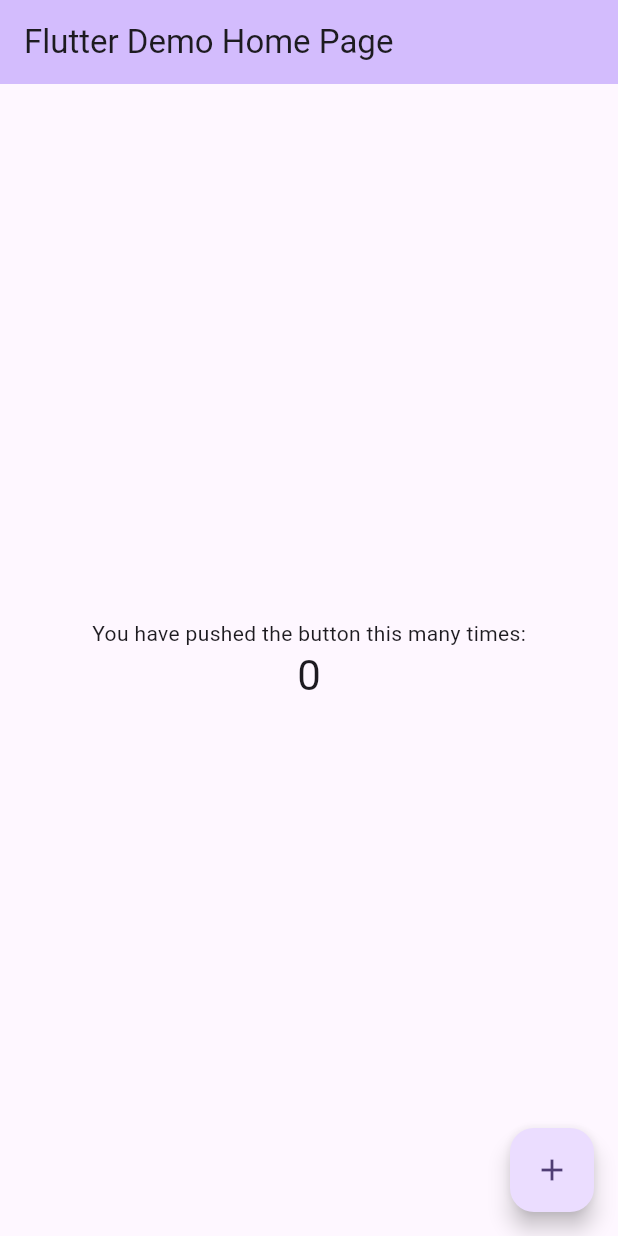
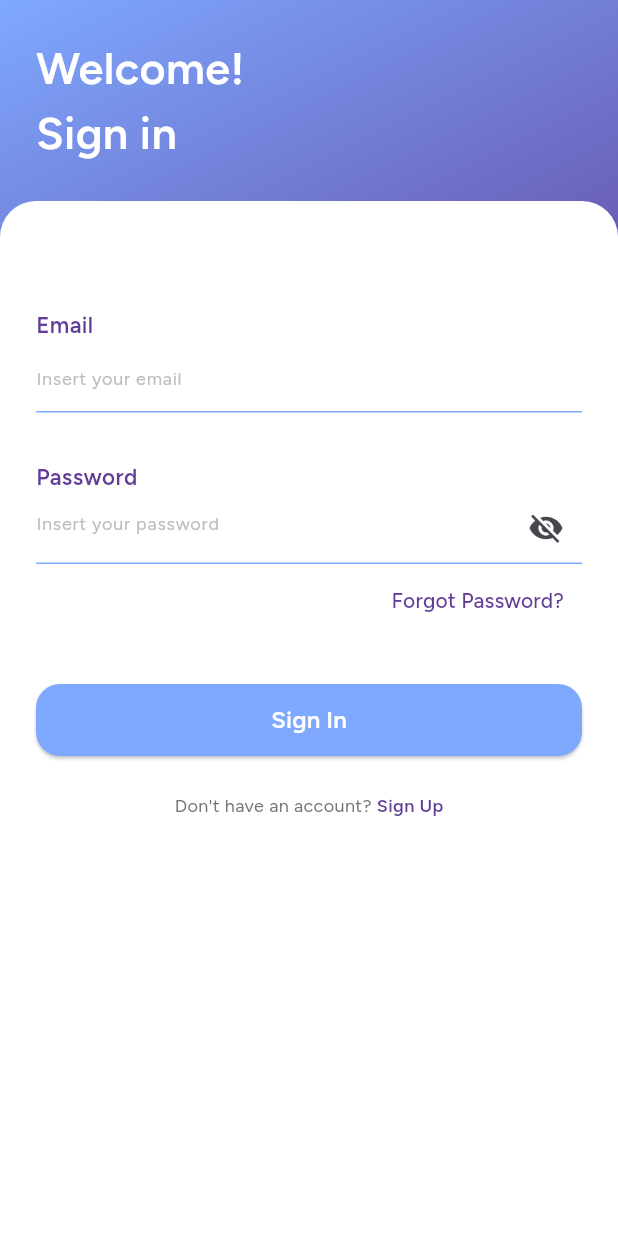
Before and after one commit to MessChery/allection, a Flutter app: the screen it shows after launch, on a phone screen of 412 x 824 dp. Run offline on Flutter 3.47's test engine with Material 3 defaults, Android fonts, the light colour scheme and no system bars; our stand-ins replace go_router, google_fonts.

Commit message:
feat: implement email regex validation and fix layout issues
- Add email validation regex pattern
- Display check icon when email is valid
- Show error message for invalid emails
- Fix Row/Column layout issues in form

```diff
--- /dev/null
+++ b/devtools_options.yaml
@@ -0,0 +1,3 @@
+description: This file stores settings for Dart & Flutter DevTools.
+documentation: https://docs.flutter.dev/tools/devtools/extensions#configure-extension-enablement-states
+extensions:
--- a/lib/main.dart
+++ b/lib/main.dart
@@ -1,106 +1,14 @@
+import 'package:allection/utils/router.dart';
 import 'package:flutter/material.dart';
+import 'package:google_fonts/google_fonts.dart';
 
 void main() {
-  runApp(const MyApp());
+  runApp(
+    MaterialApp.router(
+      title: "Allection",
+      debugShowCheckedModeBanner: false,
+      routerConfig: AppRouter.router,
+      theme: ThemeData(textTheme: GoogleFonts.figtreeTextTheme()),
+    ),
+  );
 }
-
-class MyApp extends StatelessWidget {
-  const MyApp({super.key});
-
-  // This widget is the root of your application.
-  @override
-  Widget build(BuildContext context) {
-    return MaterialApp(
-      title: 'Flutter Demo',
-      theme: ThemeData(colorScheme: ColorScheme.fromSeed(seedColor: Colors.deepPurple),
-      ),
-      home: const MyHomePage(title: 'Flutter Demo Home Page'),
-    );
-  }
-}
-
-class MyHomePage extends StatefulWidget {
-  const MyHomePage({super.key, required this.title});
-
-  // This widget is the home page of your application. It is stateful, meaning
-  // that it has a State object (defined below) that contains fields that affect
-  // how it looks.
-
-  // This class is the configuration for the state. It holds the values (in this
-  // case the title) provided by the parent (in this case the App widget) and
-  // used by the build method of the State. Fields in a Widget subclass are
-  // always marked "final".
-
-  final String title;
-
-  @override
-  State<MyHomePage> createState() => _MyHomePageState();
-}
-
-class _MyHomePageState extends State<MyHomePage> {
-  int _counter = 0;
-
-  void _incrementCounter() {
-    setState(() {
-      // This call to setState tells the Flutter framework that something has
-      // changed in this State, which causes it to rerun the build method below
-      // so that the display can reflect the updated values. If we changed
-      // _counter without calling setState(), then the build method would not be
-      // called again, and so nothing would appear to happen.
-      _counter++;
-    });
-  }
-
-  @override
-  Widget build(BuildContext context) {
-    // This method is rerun every time setState is called, for instance as done
-    // by the _incrementCounter method above.
-    //
-    // The Flutter framework has been optimized to make rerunning build methods
-    // fast, so that you can just rebuild anything that needs updating rather
-    // than having to individually change instances of widgets.
-    return Scaffold(
-      appBar: AppBar(
-        // TRY THIS: Try changing the color here to a specific color (to
-        // Colors.amber, perhaps?) and trigger a hot reload to see the AppBar
-        // change color while the other colors stay the same.
-        backgroundColor: Theme.of(context).colorScheme.inversePrimary,
-        // Here we take the value from the MyHomePage object that was created by
-        // the App.build method, and use it to set our appbar title.
-        title: Text(widget.title),
-      ),
-      body: Center(
-        // Center is a layout widget. It takes a single child and positions it
-        // in the middle of the parent.
-        child: Column(
-          // Column is also a layout widget. It takes a list of children and
-          // arranges them vertically. By default, it sizes itself to fit its
-          // children horizontally, and tries to be as tall as its parent.
-          //
-          // Column has various properties to control how it sizes itself and
-          // how it positions its children. Here we use mainAxisAlignment to
-          // center the children vertically; the main axis here is the vertical
-          // axis because Columns are vertical (the cross axis would be
-          // horizontal).
-          //
-          // TRY THIS: Invoke "debug painting" (choose the "Toggle Debug Paint"
-          // action in the IDE, or press "p" in the console), to see the
-          // wireframe for each widget.
-          mainAxisAlignment: MainAxisAlignment.center,
-          children: <Widget>[
-            const Text('You have pushed the button this many times:'),
-            Text(
-              '$_counter',
-              style: Theme.of(context).textTheme.headlineMedium,
-            ),
-          ],
-        ),
-      ),
-      floatingActionButton: FloatingActionButton(
-        onPressed: _incrementCounter,
-        tooltip: 'Increment',
-        child: const Icon(Icons.add),
-      ), // This trailing comma makes auto-formatting nicer for build methods.
-    );
-  }
-}
--- /dev/null
+++ b/lib/screens/login_screen.dart
@@ -0,0 +1,262 @@
+import 'package:flutter/material.dart';
+import '../utils/colors.dart';
+
+class LoginScreen extends StatefulWidget {
+  const LoginScreen({super.key});
+
+  @override
+  State<LoginScreen> createState() => _LoginScreenState();
+}
+
+class _LoginScreenState extends State<LoginScreen> {
+  final emailController = TextEditingController();
+  final passwordController = TextEditingController();
+  bool _obscureText = true;
+
+  final RegExp _emailRegex = RegExp(
+    r"^[a-zA-Z0-9.!#$%&'*+/=?^_`{|}~-]+@"
+    r"[a-zA-Z0-9](?:[a-zA-Z0-9-]{0,61}[a-zA-Z0-9])?"
+    r"(?:\.[a-zA-Z]{2,})+$",
+  );
+
+  bool get _isEmailValid => _emailRegex.hasMatch(emailController.text);
+
+  @override
+  Widget build(BuildContext context) {
+    return Scaffold(
+      body: Container(
+        height: double.infinity,
+        decoration: BoxDecoration(
+          gradient: LinearGradient(
+            begin: AlignmentDirectional.topStart,
+            end: FractionalOffset.center,
+            colors: [AllColors.primaryColor, AllColors.secondaryColor],
+          ),
+        ),
+        child: Column(
+          children: [
+            Row(
+              children: [
+                Padding(
+                  padding: const EdgeInsets.fromLTRB(24, 0, 0, 0),
+                  child: SizedBox(
+                    height: 134 + View.of(context).padding.top,
+                    child: Column(
+                      crossAxisAlignment: CrossAxisAlignment.start,
+                      mainAxisAlignment: MainAxisAlignment.center,
+                      children: [
+                        Text(
+                          "Welcome!",
+                          style: TextStyle(
+                            fontSize: 30,
+                            color: Colors.white,
+                            fontWeight: FontWeight.w600,
+                          ),
+                        ),
+                        Text(
+                          "Sign in",
+                          style: TextStyle(
+                            fontSize: 30,
+                            color: Colors.white,
+                            fontWeight: FontWeight.w600,
+                          ),
+                        ),
+                      ],
+                    ),
+                  ),
+                ),
+              ],
+            ),
+            // Container Com os TextFormFields
+            Flexible(
+              child: Container(
+                decoration: BoxDecoration(
+                  borderRadius: BorderRadius.only(
+                    topLeft: Radius.circular(24),
+                    topRight: Radius.circular(24),
+                  ),
+                  color: Colors.white,
+                ),
+                width: double.infinity,
+                padding: EdgeInsets.all(24),
+                child: Column(
+                  crossAxisAlignment: CrossAxisAlignment.start,
+                  children: [
+                    // TextFormField Email
+                    Column(
+                      crossAxisAlignment: CrossAxisAlignment.start,
+                      children: [
+                        SizedBox(height: 48),
+                        Text(
+                          "Email",
+                          style: TextStyle(
+                            fontSize: 15,
+                            color: AllColors.secondaryColor,
+                            fontWeight: FontWeight.w600,
+                          ),
+                        ),
+                        TextFormField(
+                          controller: emailController,
+                          onChanged: (value) => setState(() {}),
+                          decoration: InputDecoration(
+                            hintText: "Insert your email",
+                            hintStyle: TextStyle(
+                              color: Colors.grey.shade400,
+                              fontSize: 12,
+                            ),
+                            enabledBorder: UnderlineInputBorder(
+                              borderSide: BorderSide(
+                                color: AllColors.primaryColor,
+                                width: 1,
+                              ),
+                            ),
+                            focusedBorder: UnderlineInputBorder(
+                              borderSide: BorderSide(
+                                color: AllColors.primaryColor,
+                                width: 2,
+                              ),
+                            ),
+                            suffixIcon: _isEmailValid
+                                ? Icon(Icons.check)
+                                : null,
+                            suffixIconColor: _isEmailValid
+                                ? Colors.green
+                                : null,
+                            errorText:
+                                emailController.text.isEmpty || _isEmailValid
+                                ? null
+                                : "Invalid email address",
+                          ),
+                          onTapOutside: (_) {
+                            FocusScope.of(context).unfocus();
+                          },
+                        ),
+                        // TextFormField Password
+                        SizedBox(height: 32),
+                        Text(
+                          "Password",
+                          style: TextStyle(
+                            fontSize: 15,
+                            color: AllColors.secondaryColor,
+                            fontWeight: FontWeight.w600,
+                          ),
+                        ),
+                        TextFormField(
+                          obscureText: _obscureText,
+                          controller: passwordController,
+                          decoration: InputDecoration(
+                            hintText: "Insert your password",
+                            hintStyle: TextStyle(
+                              color: Colors.grey.shade400,
+                              fontSize: 12,
+                            ),
+                            enabledBorder: UnderlineInputBorder(
+                              borderSide: BorderSide(
+                                color: AllColors.primaryColor,
+                                width: 1,
+                              ),
+                            ),
+                            focusedBorder: UnderlineInputBorder(
+                              borderSide: BorderSide(
+                                color: AllColors.primaryColor,
+                                width: 2,
+                              ),
+                            ),
+                            suffixIcon: IconButton(
+                              icon: _obscureText
+                                  ? Icon(Icons.visibility_off)
+                                  : Icon(Icons.visibility),
+                              onPressed: () {
+                                setState(() {
+                                  _obscureText = !_obscureText;
+                                });
+                              },
+                            ),
+                          ),
+                          onTapOutside: (_) {
+                            FocusScope.of(context).unfocus();
+                          },
+                        ),
+                      ],
+                    ),
+
+                    // Esqueci da minha password e botão de Sign In
+                    SizedBox(
+                      width: double.infinity,
+                      child: Row(
+                        mainAxisAlignment: MainAxisAlignment.end,
+                        crossAxisAlignment: CrossAxisAlignment.center,
+                        children: [
+                          TextButton(
+                            onPressed: () {},
+                            child: Text(
+                              "Forgot Password?",
+                              style: TextStyle(color: AllColors.secondaryColor),
+                            ),
+                          ),
+                        ],
+                      ),
+                    ),
+                    Column(
+                      children: [
+                        SizedBox(height: 32),
+                        ElevatedButton(
+                          onPressed: () {},
+                          style: ElevatedButton.styleFrom(
+                            backgroundColor: AllColors.primaryColor,
+                            minimumSize: Size(double.infinity, 48),
+                            shape: RoundedRectangleBorder(
+                              borderRadius: BorderRadius.circular(16),
+                            ),
+                          ),
+                          child: Text(
+                            "Sign In",
+                            style: TextStyle(
+                              color: Colors.white,
+                              fontSize: 16,
+                              fontWeight: FontWeight.w600,
+                            ),
+                          ),
+                        ),
+                      ],
+                    ),
+
+                    // Redicirecionar para o Sign Up
+                    Column(
+                      children: [
+                        SizedBox(height: 24),
+                        Row(
+                          mainAxisAlignment: MainAxisAlignment.center,
+                          children: [
+                            Text(
+                              "Don't have an account? ",
+                              style: TextStyle(
+                                color: Colors.grey.shade600,
+                                fontSize: 12,
+                              ),
+                            ),
+                            GestureDetector(
+                              onTap: () {},
+                              child: Text(
+                                "Sign Up",
+                                style: TextStyle(
+                                  color: AllColors.secondaryColor,
+                                  fontSize: 12,
+                                  fontWeight: FontWeight.w600,
+                                ),
+                              ),
+                            ),
+                          ],
+                        ),
+                      ],
+                    ),
+                  ],
+                ),
+              ),
+            ),
+          ],
+        ),
+      ),
+    );
+  }
+}
--- /dev/null
+++ b/lib/screens/main_screen.dart
@@ -0,0 +1,15 @@
+import 'package:flutter/material.dart';
+
+class MainScreen extends StatefulWidget {
+  const MainScreen({super.key});
+
+  @override
+  State<MainScreen> createState() => _MainScreenState();
+}
+
+class _MainScreenState extends State<MainScreen> {
+  @override
+  Widget build(BuildContext context) {
+    return Scaffold();
+  }
+}
--- /dev/null
+++ b/lib/utils/colors.dart
@@ -0,0 +1,6 @@
+import 'dart:ui';
+
+class AllColors {
+  static final primaryColor = const Color(0xFF7EA9FF);
+  static final secondaryColor = const Color(0xFF613D97);
+}
--- /dev/null
+++ b/lib/utils/router.dart
@@ -0,0 +1,14 @@
+import 'package:allection/screens/login_screen.dart';
+import 'package:allection/screens/main_screen.dart';
+import 'package:go_router/go_router.dart';
+
+class AppRouter {
+  static final GoRouter router = GoRouter(
+    initialLocation: "/login",
+    routes: [
+      // HomeScreen
+      GoRoute(path: '/home', builder: (context, state) => const MainScreen()),
+      GoRoute(path: '/login', builder: (context, state) => const LoginScreen()),
+    ],
+  );
+}
--- a/pubspec.yaml
+++ b/pubspec.yaml
@@ -39,6 +39,7 @@ dependencies:
   cached_network_image: ^3.4.1
   mongo_dart: ^0.10.5
   go_router: ^17.0.0
+  google_fonts: ^6.3.2
 
 dev_dependencies:
   flutter_test:
@@ -63,7 +64,7 @@ flutter:
 
   # To add assets to your application, add an assets section, like this:
 assets:
-  - images/
+  - lib/images/
 
   # An image asset can refer to one or more resolution-specific "variants", see
   # https://flutter.dev/to/resolution-aware-images
```
Also changed, not shown: lib/images/iconApp.png (added), pubspec.lock, 6 other files.
